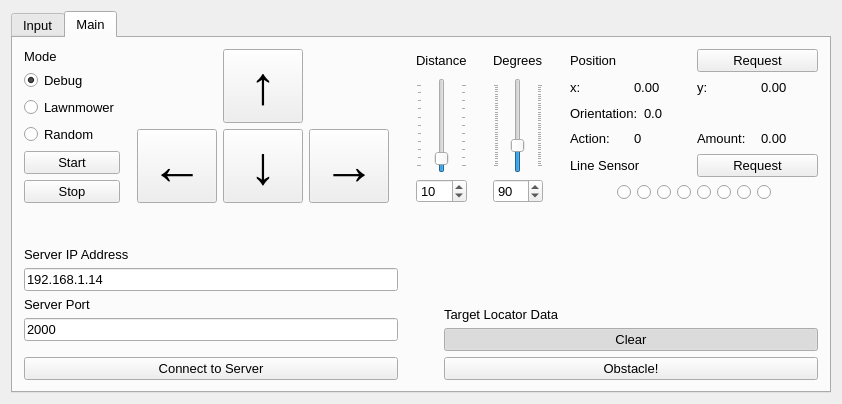
First picture: the form in QtClients/MovementDebugger/mainwindow.ui, repository madhavpatel6/EmbeddedSystemDesign_Team02, before the edit.
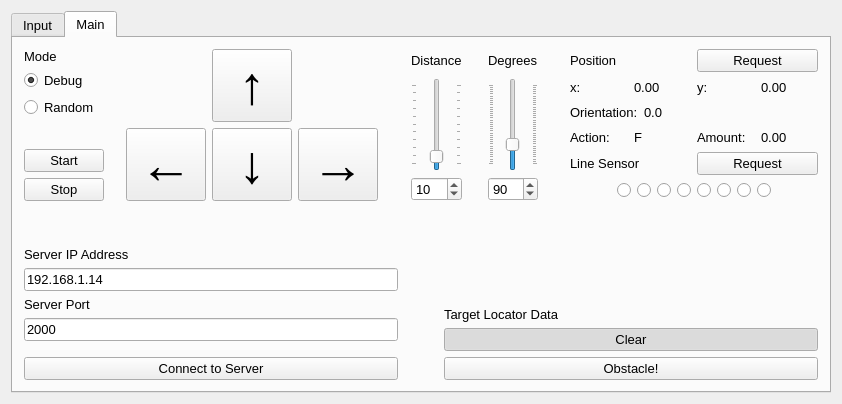
Second picture: the form after the edit. The open tabs and pages were chosen to show the change.

Commit message: Removed Lawnmower mode from movement debugger

```diff
--- a/QtClients/MovementDebugger/mainwindow.ui
+++ b/QtClients/MovementDebugger/mainwindow.ui
@@ -505,18 +505,6 @@
                 </property>
                </widget>
               </item>
-              <item>
-               <widget class="QRadioButton" name="rb_lawnmower">
-                <property name="font">
-                 <font>
-                  <pointsize>10</pointsize>
-                 </font>
-                </property>
-                <property name="text">
-                 <string>Lawnmower</string>
-                </property>
-               </widget>
-              </item>
               <item>
                <widget class="QRadioButton" name="rb_random">
                 <property name="font">
@@ -998,7 +986,7 @@
                    </font>
                   </property>
                   <property name="text">
-                   <string>0</string>
+                   <string>F</string>
                   </property>
                  </widget>
                 </item>
```
Left out of the diff: 2 changed lines with no effect on the pictures. The commit also changes 2 other files.
